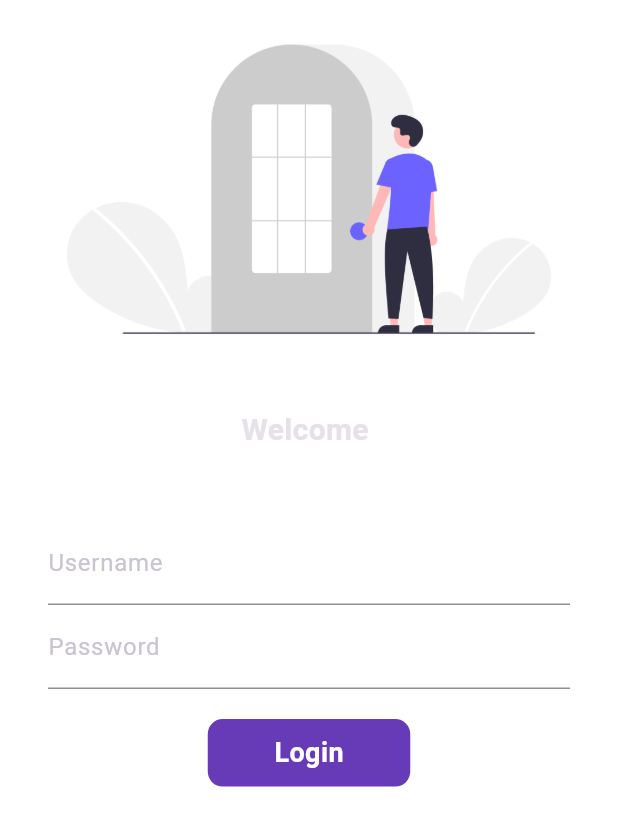
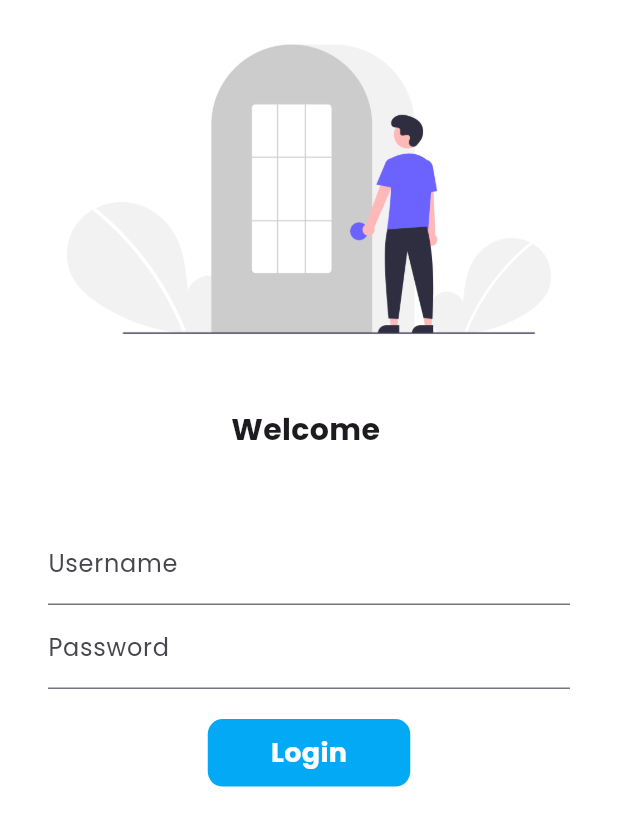
Before and after one commit to anshwastaken/10DaysFlutter, a Flutter app: the LoginPage screen opened by its route, on a phone screen of 412 x 824 dp. Shown: the top 826 px of the screen. Run offline on Flutter 3.47's test engine with Material 3 defaults, Android fonts, the phone set to English and light mode, and no system bars; our stand-ins replace google_fonts, velocity_x; missing offline and left inert: dart:html; network calls fail.

Commit message:
Day 8 Done

```diff
--- a/lib/login_page.dart
+++ b/lib/login_page.dart
@@ -1,5 +1,6 @@
 import 'package:flutter/material.dart';
 import 'package:flutter_learning/utils/routes.dart';
+import 'package:velocity_x/velocity_x.dart';
 
 class LoginPage extends StatefulWidget {
   const LoginPage({super.key});
@@ -31,7 +32,7 @@ class _LoginPageState extends State<LoginPage> {
   @override
   Widget build(BuildContext context) {
     return Material(
-        color: Colors.white,
+        color: context.canvasColor,
         child: SingleChildScrollView(
           child: Form(
             key: _formkey,
@@ -91,7 +92,7 @@ class _LoginPageState extends State<LoginPage> {
                       ),
 
                       Material(
-                        color: Colors.deepPurple,
+                        color: context.cardColor,
                         borderRadius:
                             BorderRadius.circular(chnagebutton ? 50 : 10),
                         child: InkWell(
--- a/lib/main.dart
+++ b/lib/main.dart
@@ -1,4 +1,5 @@
 import 'package:flutter/material.dart';
+import 'package:flutter_learning/Cart_page.dart';
 import 'package:flutter_learning/home_page.dart';
 import 'package:flutter_learning/homedetails.dart';
 import 'package:flutter_learning/login_page.dart';
@@ -18,7 +19,7 @@ class MyApp extends StatelessWidget {
   Widget build(BuildContext context) {
     return MaterialApp(
       debugShowCheckedModeBanner: false,
-      themeMode: ThemeMode.dark,
+      themeMode: ThemeMode.system,
       theme: MyThemes.lightheme(context),
       darkTheme: MyThemes.darktheme(context),
       initialRoute: "/",
@@ -26,6 +27,7 @@ class MyApp extends StatelessWidget {
         "/" : (context) => HomePage(),
         Myroutes.loginRoute :(context) => LoginPage(),
         Myroutes.homeRoute:(context) => HomePage(),
+        Myroutes.cartroute:(context)=> CartPage()
       },
     );
   }
--- a/lib/utils/routes.dart
+++ b/lib/utils/routes.dart
@@ -2,4 +2,5 @@ class Myroutes {
   static String homeRoute = "/home";
   static String loginRoute = "/login";
   static String homedetails = "/details";
+  static String cartroute = "/cart";
 }
--- a/lib/widgets/themes.dart
+++ b/lib/widgets/themes.dart
@@ -1,10 +1,14 @@
 import 'package:flutter/material.dart';
 import 'package:google_fonts/google_fonts.dart';
+import 'package:velocity_x/velocity_x.dart';
 
 class MyThemes {
   static ThemeData lightheme(BuildContext context) => ThemeData(
       primarySwatch: Colors.deepPurple,
       fontFamily: GoogleFonts.poppins().fontFamily,
+      canvasColor: Colors.white,
+      cardColor: Colors.lightBlue,
+      buttonTheme: ButtonThemeData(buttonColor: Colors.blueGrey),
       appBarTheme: AppBarTheme(
           centerTitle: true,
           elevation: 0.0,
@@ -15,6 +19,19 @@ class MyThemes {
           )));
 
   static ThemeData darktheme(BuildContext context) => ThemeData(
-        brightness: Brightness.dark,
-      );
+      primarySwatch: Colors.deepPurple,
+      fontFamily: GoogleFonts.poppins().fontFamily,
+      canvasColor: Colors.black,
+      cardColor: Colors.black54,
+      buttonTheme: ButtonThemeData(buttonColor: Colors.cyan),
+      appBarTheme: AppBarTheme(
+          centerTitle: true,
+          elevation: 0.0,
+          color: Colors.black,
+          iconTheme: IconThemeData(color: Colors.black),
+          titleTextStyle: TextStyle(color :context.canvasColor)
+          )
+          );
+
+  static Color creamcolor = Color(0xfff5f5f5);
 }
```
Also changed, not shown: lib/Cart_page.dart (added, +15 -0 lines), lib/home_page.dart (+9 -4 lines), lib/homedetails.dart (+33 -2 lines).
